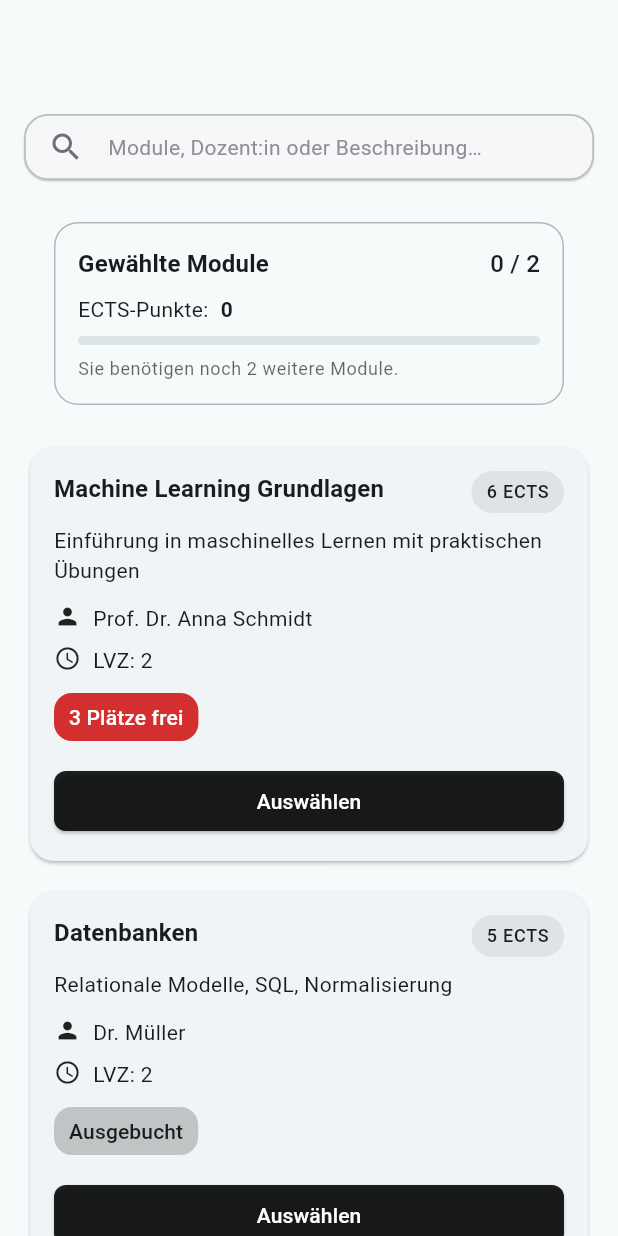
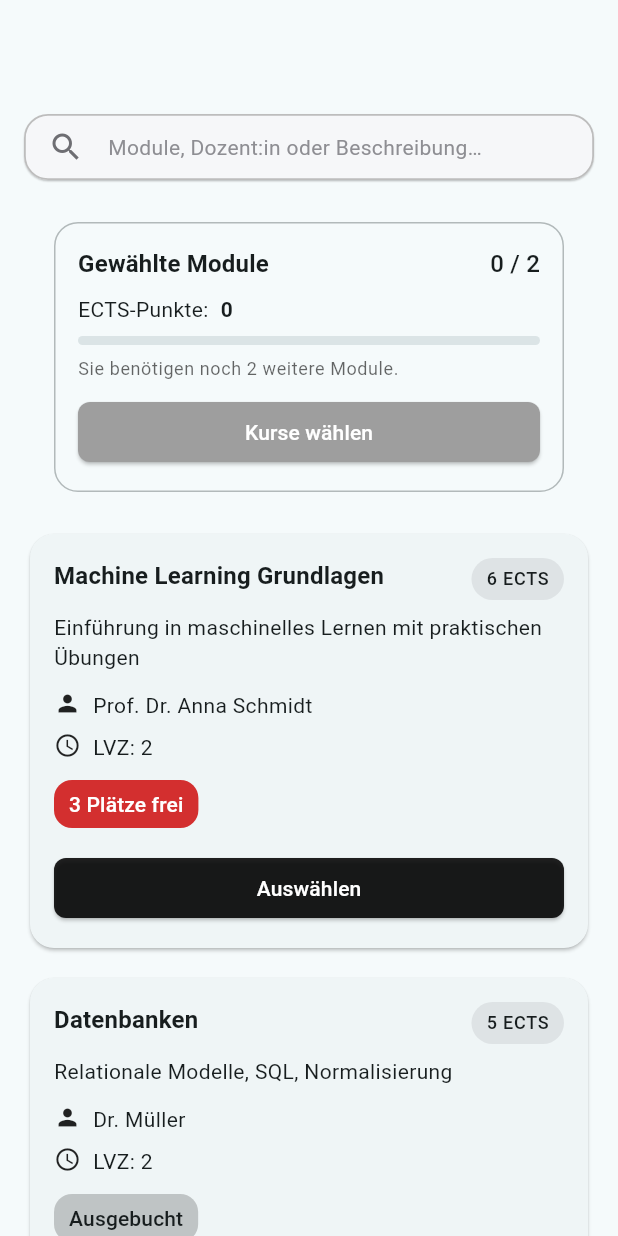
Before and after one commit to PhillipSteph/WaPfAu, a Flutter app: the screen it shows after launch, on a phone screen of 412 x 824 dp. Run offline on Flutter 3.47's test engine with Material 3 defaults, Android fonts, the phone set to English and light mode, and no system bars; accounts and stored records are empty.

Commit message:
button ohne funktion, farbe wechselt wenn zwei fächer angewählt sind

```diff
--- a/lib/widgets/selectedCoursesCard.dart
+++ b/lib/widgets/selectedCoursesCard.dart
@@ -1,5 +1,12 @@
 import 'package:flutter/material.dart';
 import 'package:wapfau/models/course.dart';
+
+
+import 'package:flutter/material.dart';
+import 'package:wapfau/services/coreService.dart';
+
+import '../../models/course.dart';
+import '../../pages/coursePage.dart';
 
 /// Karte im Stil "Gewählte Module" mit:
 /// - Überschrift + Zähler (x / max)
@@ -93,7 +100,33 @@ class SelectedCoursesCard extends StatelessWidget {
                 course: c,
                 onRemove: () => onRemoveCourse(c),
                 pinnedb: pinnedb,
-              )),
+              )
+              ),
+              SizedBox(height: 10,),
+              SizedBox(
+              width: double.infinity,
+              child: ElevatedButton(
+                onPressed: () {
+
+                },
+                style: ElevatedButton.styleFrom(
+                  foregroundColor: Colors.white, // text & icon
+                  backgroundColor: Colors.grey,
+                  shape: RoundedRectangleBorder(
+                    borderRadius: BorderRadius.circular(8),
+                  ),
+                ).copyWith(
+                  // pressed state should be red
+                  backgroundColor:
+                  WidgetStateProperty.resolveWith<Color>((states) {
+                    if (selected.length==2) {
+                      return Colors.green.shade700;
+                    }
+                    return Colors.grey;
+                  }),
+                ),
+                  child: Text('Kurse wählen'),
+              ))
             ],
           ),
         ),
```
